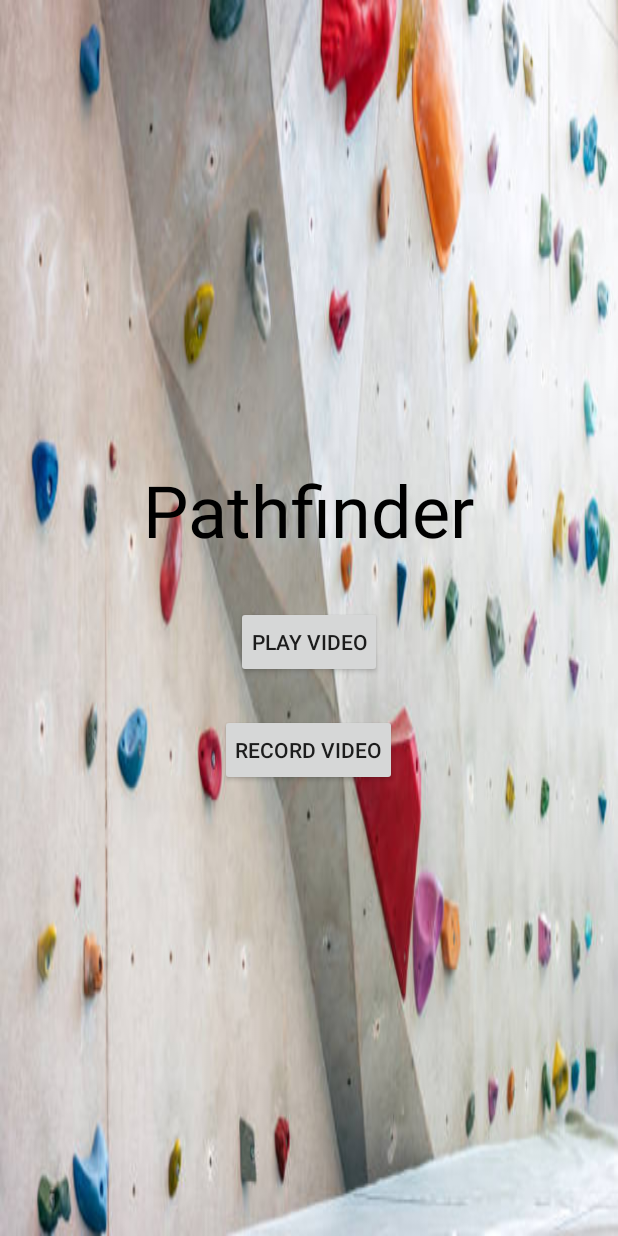
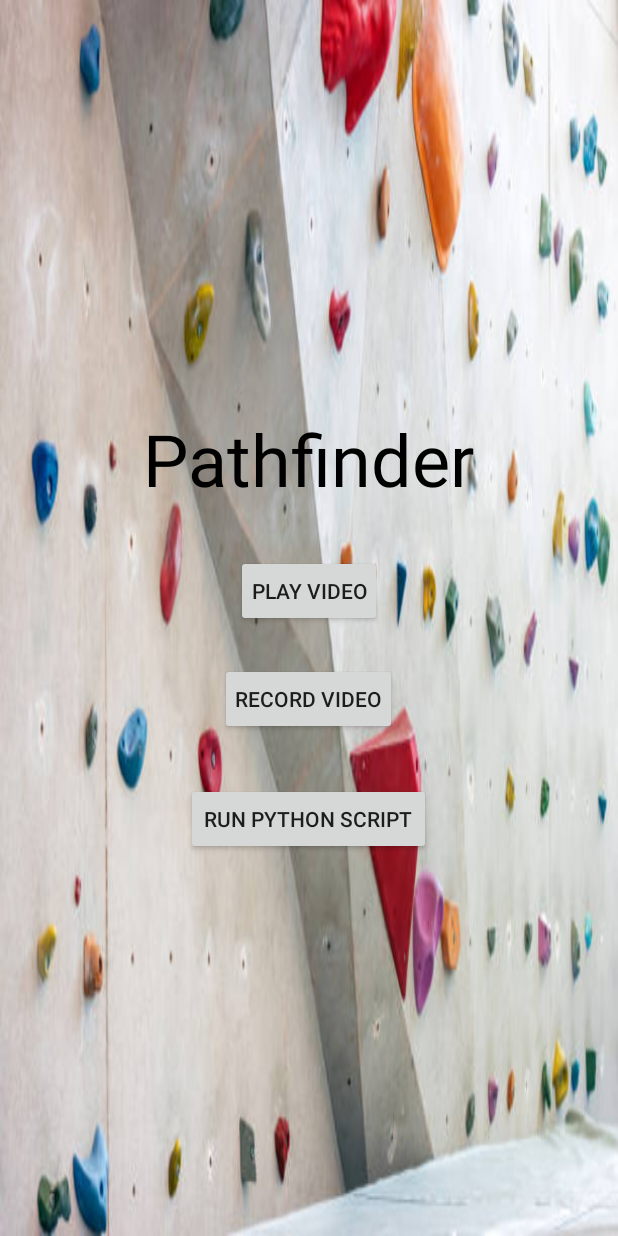
Before and after one commit to GevChalikyan/PathFinder, an Android app built with Jetpack Compose: the screen it shows after launch (MainActivity), on a phone screen of 412 x 824 dp. Run offline under Robolectric (Android 15) with nearby library versions, the phone set to English and light mode, and no system bars; libraries missing offline, so code that uses them is left out: com.chaquo.python.

Commit message:
Implemented Chaquopy
Implemented Chaquopy to run python scripts inside our android app

```diff
--- a/Pathfinder/app/src/main/AndroidManifest.xml
+++ b/Pathfinder/app/src/main/AndroidManifest.xml
@@ -13,6 +13,7 @@
     <uses-feature android:name="android.hardware.camera" android:required="false" />
 
     <application
+        android:name="com.chaquo.python.android.PyApplication"
         android:allowBackup="true"
         android:dataExtractionRules="@xml/data_extraction_rules"
         android:fullBackupContent="@xml/backup_rules"
--- a/Pathfinder/app/src/main/java/com/example/pathfinder/MainActivity.kt
+++ b/Pathfinder/app/src/main/java/com/example/pathfinder/MainActivity.kt
@@ -16,6 +16,8 @@ import androidx.media3.ui.PlayerView
 import android.provider.MediaStore
 import android.content.pm.PackageManager
 import android.Manifest
+import com.chaquo.python.Python
+import com.chaquo.python.PyObject
 
 class MainActivity : AppCompatActivity() {
 
@@ -37,6 +39,7 @@ class MainActivity : AppCompatActivity() {
 
         val buttonOption1 = findViewById<Button>(R.id.button_option1)
         val buttonOption2 = findViewById<Button>(R.id.button_option2)
+        val buttonRunPython = findViewById<Button>(R.id.button_run_python) // New button to run Python script
 
         // Set click listeners for each video button
         buttonOption1.setOnClickListener {
@@ -62,6 +65,11 @@ class MainActivity : AppCompatActivity() {
         // Set click listener for fullscreen button
         fullscreenButton.setOnClickListener {
             toggleFullscreen()
+        }
+
+        // Set click listener for running Python script
+        buttonRunPython.setOnClickListener {
+            runPythonScript()
         }
     }
 
@@ -178,4 +186,14 @@ class MainActivity : AppCompatActivity() {
         player?.release()
         player = null
     }
+
+    // Run the Python script
+    private fun runPythonScript() {
+        val python = Python.getInstance()
+        val py = python.getModule("Hello")  // Replace with the name of your Python script without the .py extension
+        val result: PyObject = py.callAttr("greet")
+
+        // Show the result in a Toast message
+        Toast.makeText(this, result.toString(), Toast.LENGTH_LONG).show()
+    }
 }
--- a/Pathfinder/app/src/main/res/layout/activity_main.xml
+++ b/Pathfinder/app/src/main/res/layout/activity_main.xml
@@ -49,4 +49,12 @@
         android:layout_margin="12dp"
         android:padding="10dp"
         android:visibility="gone"/>
+
+    <Button
+        android:id="@+id/button_run_python"
+        android:layout_width="wrap_content"
+        android:layout_height="wrap_content"
+        android:text="Run Python Script"
+        android:layout_marginTop="20dp"
+        android:layout_centerHorizontal="true"/>
 </LinearLayout>
--- a/Pathfinder/build.gradle.kts
+++ b/Pathfinder/build.gradle.kts
@@ -3,4 +3,5 @@ plugins {
     alias(libs.plugins.android.application) apply false
     alias(libs.plugins.kotlin.android) apply false
     alias(libs.plugins.kotlin.compose) apply false
+    id("com.chaquo.python") version "16.0.0" apply false
 }
```
Also changed, not shown: Pathfinder/app/build.gradle.kts (+10 -0 lines), 3 other files.
